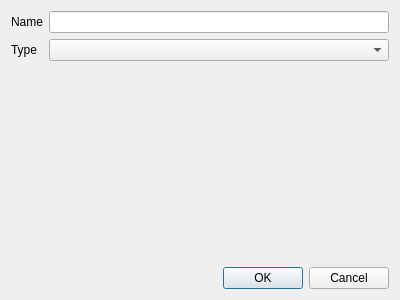
Above: src/ui/addsequenceitem.ui from Edlward/GalaxyHunter before the change. Below: the same form after it.
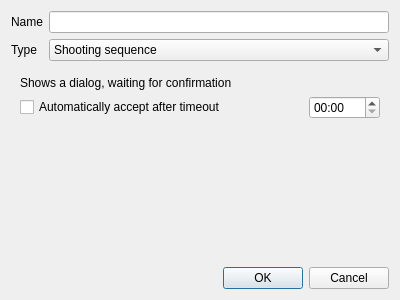
That is the form after the change.

Commit message: add settings for wait dialog sequence item

```diff
--- a/src/ui/addsequenceitem.ui
+++ b/src/ui/addsequenceitem.ui
@@ -32,7 +32,18 @@
     </widget>
    </item>
    <item row="1" column="1">
-    <widget class="QComboBox" name="item_type"/>
+    <widget class="QComboBox" name="item_type">
+     <item>
+      <property name="text">
+       <string>Shooting sequence</string>
+      </property>
+     </item>
+     <item>
+      <property name="text">
+       <string>Wait for...</string>
+      </property>
+     </item>
+    </widget>
    </item>
    <item row="3" column="0" colspan="2">
     <widget class="QDialogButtonBox" name="buttonBox">
@@ -49,6 +60,44 @@
      <property name="currentIndex">
       <number>-1</number>
      </property>
+     <widget class="QWidget" name="wait_for_page">
+      <layout class="QGridLayout" name="gridLayout_2">
+       <item row="1" column="0">
+        <widget class="QCheckBox" name="auto_accept">
+         <property name="text">
+          <string>Automatically accept after timeout</string>
+         </property>
+        </widget>
+       </item>
+       <item row="1" column="2">
+        <widget class="QTimeEdit" name="auto_accept_timeout">
+         <property name="displayFormat">
+          <string>HH:mm</string>
+         </property>
+        </widget>
+       </item>
+       <item row="2" column="1">
+        <spacer name="verticalSpacer">
+         <property name="orientation">
+          <enum>Qt::Vertical</enum>
+         </property>
+         <property name="sizeHint" stdset="0">
+          <size>
+           <width>20</width>
+           <height>109</height>
+          </size>
+         </property>
+        </spacer>
+       </item>
+       <item row="0" column="0" colspan="3">
+        <widget class="QLabel" name="label_3">
+         <property name="text">
+          <string>Shows a dialog, waiting for confirmation</string>
+         </property>
+        </widget>
+       </item>
+      </layout>
+     </widget>
     </widget>
    </item>
   </layout>
```
Left out of the diff: 2 changed lines with no effect on the pictures. The commit also changes 1 other file.
